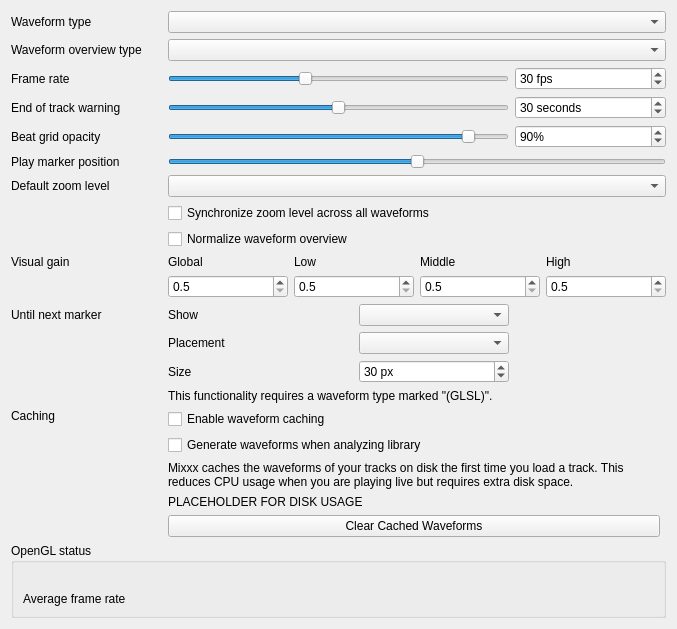
Qt form src/preferences/dialog/dlgprefwaveformdlg.ui (mixxxdj/mixxx) before a commit.
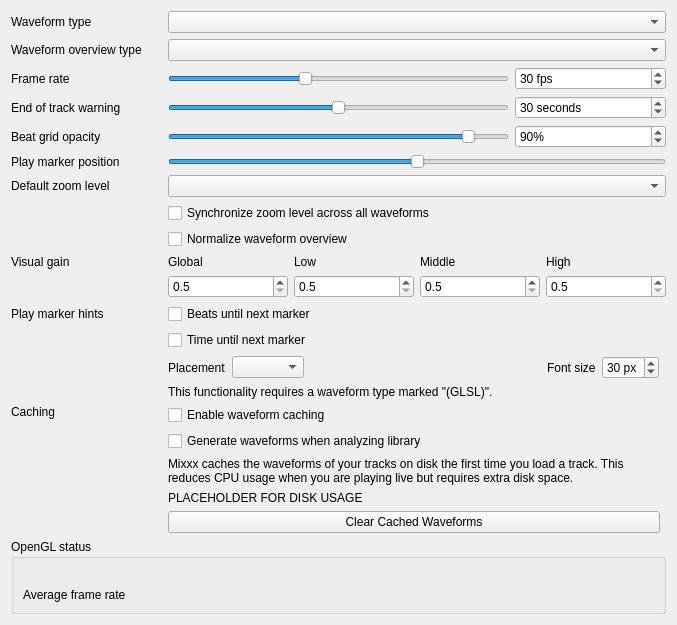
The same form after that commit.

Diff of the .ui file:
```diff
--- a/src/preferences/dialog/dlgprefwaveformdlg.ui
+++ b/src/preferences/dialog/dlgprefwaveformdlg.ui
@@ -461,31 +461,34 @@
      <item row="11" column="0">
       <widget class="QLabel" name="untilNextMarkerLabel">
        <property name="text">
-        <string>Until next marker</string>
+        <string>Play marker hints</string>
        </property>
        <property name="alignment">
         <set>Qt::AlignLeading|Qt::AlignLeft|Qt::AlignVCenter</set>
        </property>
       </widget>
      </item>
-     <item row="11" column="1">
-      <widget class="QLabel" name="untilNextMarkerShowLabel">
+     <item row="11" column="1" colspan="3">
+      <widget class="QCheckBox" name="untilMarkShowBeatsCheckBox">
        <property name="text">
-        <string>Show</string>
+        <string>Beats until next marker</string>
        </property>
-       <property name="alignment">
-        <set>Qt::AlignLeading|Qt::AlignLeft|Qt::AlignVCenter</set>
+      </widget>
+     </item>
+     <item row="12" column="1" colspan="3">
+      <widget class="QCheckBox" name="untilMarkShowTimeCheckBox">
+       <property name="text">
+        <string>Time until next marker</string>
        </property>
        <property name="buddy">
         <cstring>untilNextMarkerShowComboBox</cstring>
        </property>
       </widget>
      </item>
-     <item row="11" column="2">
-      <widget class="QComboBox" name="untilNextMarkerShowComboBox"/>
-     </item>
-     <item row="12" column="1">
-      <widget class="QLabel" name="untilNextMarkerAlignLabel">
+     <item row="13" column="1" colspan="3">
+      <layout class="QGridLayout" name="gridLayout_13">
+       <item row="0" column="0">
+        <widget class="QLabel" name="untilMarkAlignLabel">
        <property name="text">
         <string>Placement</string>
        </property>
@@ -497,13 +500,32 @@
        </property>
       </widget>
      </item>
-     <item row="12" column="2">
-      <widget class="QComboBox" name="untilNextMarkerAlignComboBox"/>
-     </item>
-     <item row="13" column="1">
+       <item row="0" column="1">
+        <widget class="QComboBox" name="untilMarkAlignComboBox"/>
+       </item>
+       <item row="0" column="2">
+        <spacer name="horizontalSpacer2">
+         <property name="orientation">
+          <enum>Qt::Horizontal</enum>
+         </property>
+         <property name="sizePolicy">
+          <sizepolicy hsizetype="Preferred" vsizetype="Minimum">
+           <horstretch>0</horstretch>
+           <verstretch>0</verstretch>
+          </sizepolicy>
+         </property>
+         <property name="sizeHint" stdset="0">
+          <size>
+           <width>20</width>
+           <height>20</height>
+          </size>
+         </property>
+        </spacer>
+       </item>
+       <item row="0" column="3">
       <widget class="QLabel" name="untilMarkTextPixelSizeLabel">
        <property name="text">
-        <string>Size</string>
+          <string>Font size</string>
        </property>
        <property name="alignment">
         <set>Qt::AlignLeading|Qt::AlignLeft|Qt::AlignVCenter</set>
@@ -513,7 +535,7 @@
        </property>
       </widget>
      </item>
-     <item row="13" column="2">
+       <item row="0" column="4">
       <widget class="QSpinBox" name="untilMarkTextPixelSizeSpinBox">
        <property name="toolTip">
         <string/>
@@ -531,6 +553,21 @@
         <number>30</number>
        </property>
       </widget>
+       </item>
+       <item row="0" column="5">
+        <spacer name="horizontalSpacer5">
+         <property name="orientation">
+          <enum>Qt::Horizontal</enum>
+         </property>
+         <property name="sizePolicy">
+          <sizepolicy hsizetype="Expanding" vsizetype="Minimum">
+           <horstretch>1</horstretch>
+           <verstretch>0</verstretch>
+          </sizepolicy>
+         </property>
+        </spacer>
+       </item>
+      </layout>
      </item>
      <item row="14" column="1" colspan="2">
       <widget class="QLabel" name="requiresGLSLLabel">
```
Left out of the diff: 7 changed lines with no effect on the pictures. Lines whose indentation alone changed are shown as unchanged.
